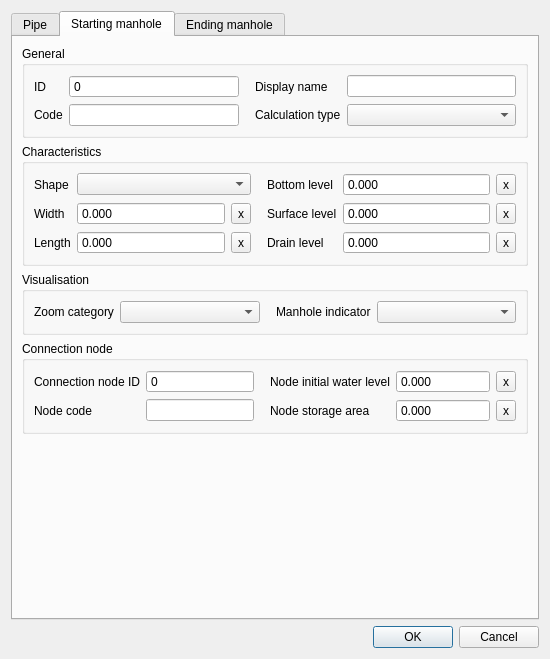
The window that threedi_schematisation_editor/forms/ui/pipe.ui (nens/threedi-schematisation-editor) describes before a commit, drawn with Qt 5.
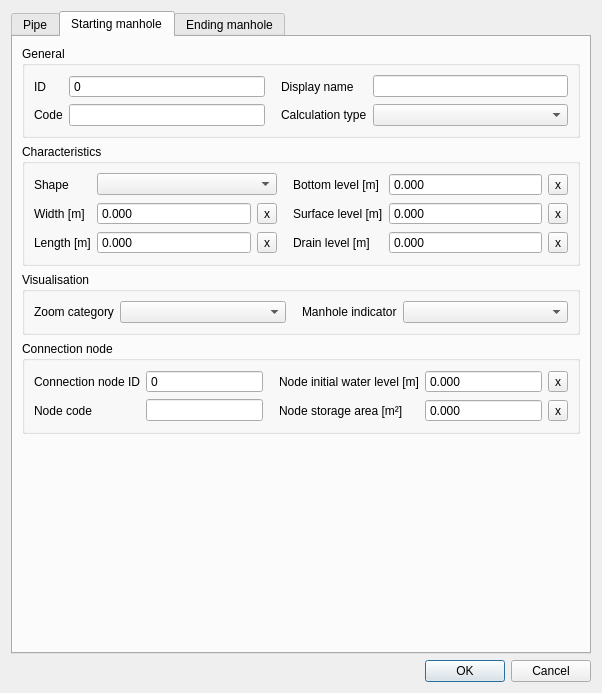
The same window after the commit. The open tabs and pages were chosen to show the change.

Diff of the .ui file:
```diff
--- a/threedi_schematisation_editor/forms/ui/pipe.ui
+++ b/threedi_schematisation_editor/forms/ui/pipe.ui
@@ -6,8 +6,8 @@
    <rect>
     <x>0</x>
     <y>0</y>
-    <width>550</width>
-    <height>600</height>
+    <width>602</width>
+    <height>693</height>
    </rect>
   </property>
   <property name="windowTitle">
@@ -883,7 +883,7 @@
           <item row="0" column="2">
            <widget class="QLabel" name="label_17">
             <property name="text">
-             <string>Node initial water level</string>
+             <string>Node initial water level [m]</string>
             </property>
             <property name="alignment">
              <set>Qt::AlignLeading|Qt::AlignLeft|Qt::AlignVCenter</set>
@@ -931,7 +931,7 @@
           <item row="1" column="2">
            <widget class="QLabel" name="label_22">
             <property name="text">
-             <string>Node storage area</string>
+             <string>Node storage area [m²]</string>
             </property>
             <property name="alignment">
              <set>Qt::AlignLeading|Qt::AlignLeft|Qt::AlignVCenter</set>
@@ -1135,7 +1135,7 @@
           <item row="0" column="3">
            <widget class="QLabel" name="label_32">
             <property name="text">
-             <string>Bottom level</string>
+             <string>Bottom level [m]</string>
             </property>
             <property name="alignment">
              <set>Qt::AlignLeading|Qt::AlignLeft|Qt::AlignVCenter</set>
@@ -1210,7 +1210,7 @@
           <item row="2" column="0">
            <widget class="QLabel" name="label_29">
             <property name="text">
-             <string>Length</string>
+             <string>Length [m]</string>
             </property>
             <property name="alignment">
              <set>Qt::AlignLeading|Qt::AlignLeft|Qt::AlignVCenter</set>
@@ -1220,7 +1220,7 @@
           <item row="1" column="0">
            <widget class="QLabel" name="label_31">
             <property name="text">
-             <string>Width</string>
+             <string>Width [m]</string>
             </property>
             <property name="alignment">
              <set>Qt::AlignLeading|Qt::AlignLeft|Qt::AlignVCenter</set>
@@ -1230,7 +1230,7 @@
           <item row="2" column="3">
            <widget class="QLabel" name="label_34">
             <property name="text">
-             <string>Drain level</string>
+             <string>Drain level [m]</string>
             </property>
             <property name="alignment">
              <set>Qt::AlignLeading|Qt::AlignLeft|Qt::AlignVCenter</set>
@@ -1271,7 +1271,7 @@
           <item row="1" column="3">
            <widget class="QLabel" name="label_33">
             <property name="text">
-             <string>Surface level</string>
+             <string>Surface level [m]</string>
             </property>
             <property name="alignment">
              <set>Qt::AlignLeading|Qt::AlignLeft|Qt::AlignVCenter</set>
```
Left out of the diff: 23 changed lines with no effect on the pictures.
